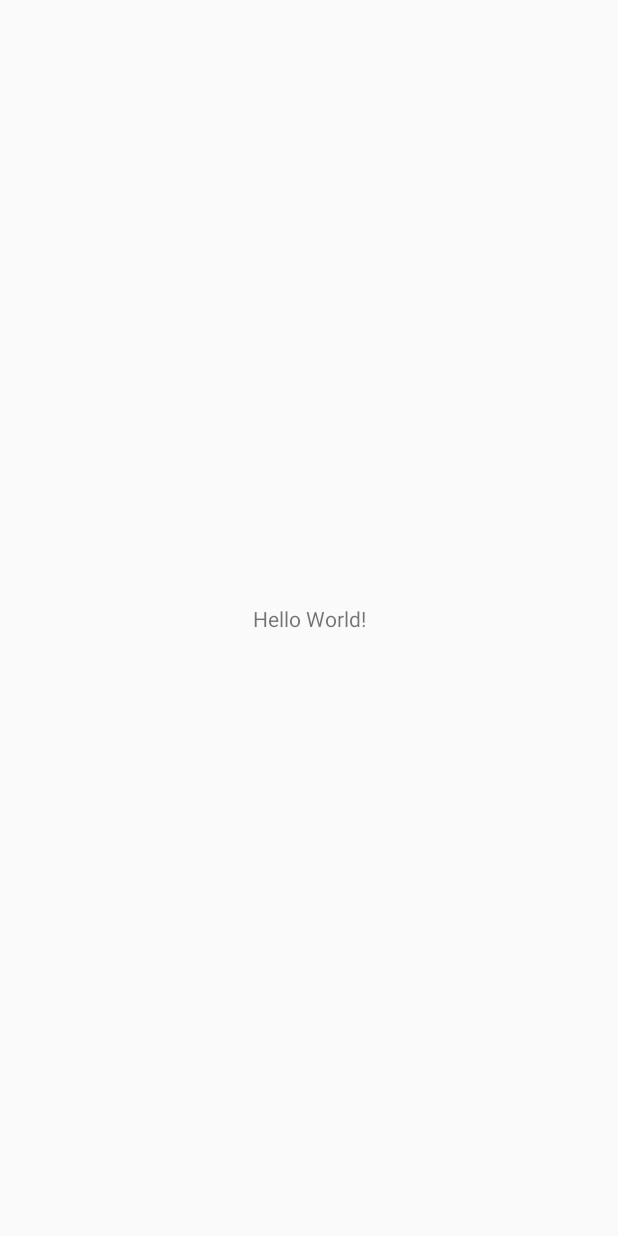
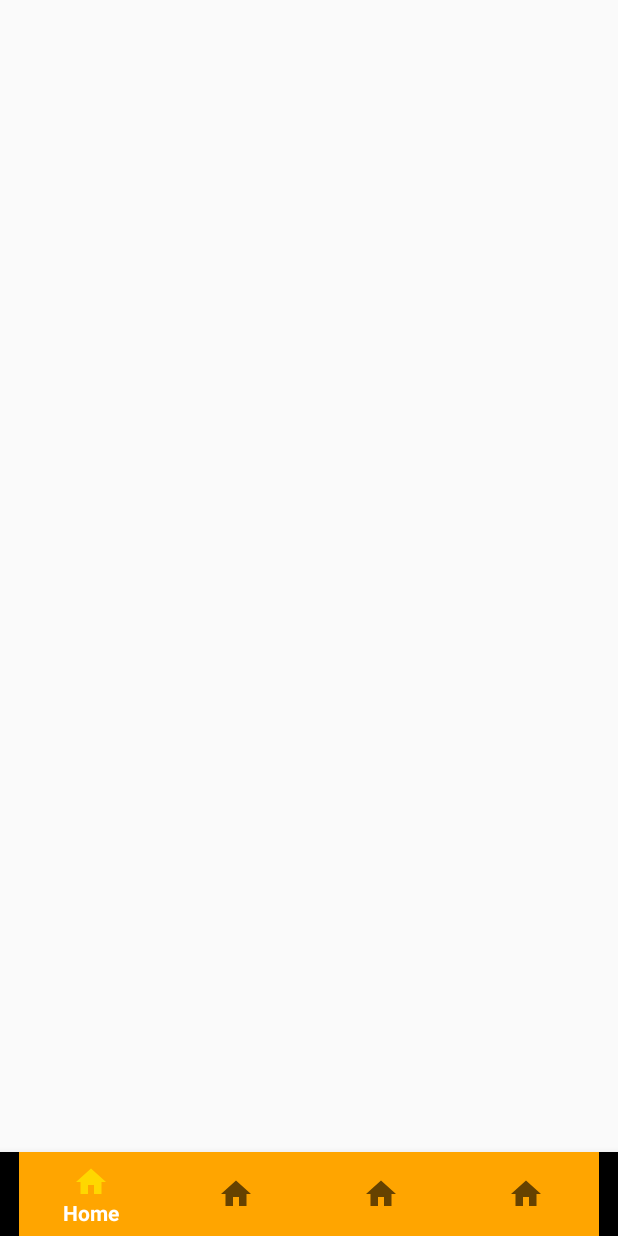
Before and after one commit to firaskordoghli/PetCare, an Android app: the MainActivity screen opened directly, with no data from a screen before it, on a phone screen of 412 x 824 dp. Before the commit the screen is almost empty. Run offline under Robolectric (Android 15) with nearby library versions, the phone set to English and light mode, and no system bars.

Commit message:
buttom navigation

```diff
--- a/app/build.gradle
+++ b/app/build.gradle
@@ -27,6 +27,9 @@ dependencies {
     androidTestImplementation 'androidx.test.ext:junit:1.1.0'
     androidTestImplementation 'androidx.test.espresso:espresso-core:3.2.0'
 
+    //noinspection GradleCompatible
+    implementation 'com.android.support:design:28.0.0'
+
     implementation 'com.google.code.gson:gson:2.8.5'
     implementation 'com.squareup.retrofit2:retrofit:2.5.0'
     implementation 'com.squareup.retrofit2:converter-gson:2.5.0'
--- a/app/src/main/AndroidManifest.xml
+++ b/app/src/main/AndroidManifest.xml
@@ -21,6 +21,7 @@
             </intent-filter>
         </activity>
         <activity android:name=".MainActivity">
+
         </activity>
     </application>
 
--- a/app/src/main/java/kordoghli/firas/petcare/LoginActivity.java
+++ b/app/src/main/java/kordoghli/firas/petcare/LoginActivity.java
@@ -57,7 +57,9 @@ public class LoginActivity extends AppCompatActivity {
         ApiUtil.getServiceClass().login(object).enqueue(new Callback<JsonObject>() {
             @Override
             public void onResponse(Call<JsonObject> call, Response<JsonObject> response) {
-                Toast.makeText(LoginActivity.this, response.body().get("status").toString(), Toast.LENGTH_SHORT).show();
+                Toast.makeText(LoginActivity.this, "logged in", Toast.LENGTH_SHORT).show();
+                Intent intent = new Intent(getApplicationContext(), MainActivity.class);
+                startActivity(intent);
             }
             @Override
             public void onFailure(Call<JsonObject> call, Throwable t) {
--- a/app/src/main/java/kordoghli/firas/petcare/SignupActivity.java
+++ b/app/src/main/java/kordoghli/firas/petcare/SignupActivity.java
@@ -1,5 +1,6 @@
 package kordoghli.firas.petcare;
 
+import android.content.Intent;
 import android.os.Bundle;
 import android.view.View;
 import android.widget.Button;
@@ -48,7 +49,9 @@ public class SignupActivity extends AppCompatActivity {
         ApiUtil.getServiceClass().signUp(object).enqueue(new Callback<JsonObject>() {
             @Override
             public void onResponse(Call<JsonObject> call, Response<JsonObject> response) {
-                Toast.makeText(SignupActivity.this, response.body().get("status").toString(), Toast.LENGTH_SHORT).show();
+                Toast.makeText(SignupActivity.this, "account created", Toast.LENGTH_SHORT).show();
+                Intent intent = new Intent(getApplicationContext(), MainActivity.class);
+                startActivity(intent);
             }
             @Override
             public void onFailure(Call<JsonObject> call, Throwable t) {
--- /dev/null
+++ b/app/src/main/res/drawable/ic_home_black_24dp.xml
@@ -0,0 +1,9 @@
+<vector xmlns:android="http://schemas.android.com/apk/res/android"
+        android:width="24dp"
+        android:height="24dp"
+        android:viewportWidth="24.0"
+        android:viewportHeight="24.0">
+    <path
+        android:fillColor="#FF000000"
+        android:pathData="M10,20v-6h4v6h5v-8h3L12,3 2,12h3v8z"/>
+</vector>
--- a/app/src/main/res/layout/activity_main.xml
+++ b/app/src/main/res/layout/activity_main.xml
@@ -6,13 +6,16 @@
     android:layout_height="match_parent"
     tools:context=".MainActivity">
 
-    <TextView
-        android:layout_width="wrap_content"
+    <com.google.android.material.bottomnavigation.BottomNavigationView
+        android:id="@+id/bottom_navigation"
+        android:layout_width="0dp"
         android:layout_height="wrap_content"
-        android:text="Hello World!"
+        android:layout_alignParentBottom="true"
+        app:itemBackground="@color/colorPrimaryDark"
+        app:itemTextColor="@android:color/white"
         app:layout_constraintBottom_toBottomOf="parent"
-        app:layout_constraintLeft_toLeftOf="parent"
-        app:layout_constraintRight_toRightOf="parent"
-        app:layout_constraintTop_toTopOf="parent" />
+        app:layout_constraintEnd_toEndOf="parent"
+        app:layout_constraintStart_toStartOf="parent"
+        app:menu="@menu/bottom_nav_menu" />
 
 </androidx.constraintlayout.widget.ConstraintLayout>
--- /dev/null
+++ b/app/src/main/res/menu/bottom_nav_menu.xml
@@ -0,0 +1,22 @@
+<?xml version="1.0" encoding="utf-8"?>
+<menu xmlns:android="http://schemas.android.com/apk/res/android">
+    <item
+        android:id="@+id/home"
+        android:icon="@drawable/ic_home_black_24dp"
+        android:title="Home"/>
+
+    <item
+        android:id="@+id/events"
+        android:icon="@drawable/ic_home_black_24dp"
+        android:title="Events"/>
+
+    <item
+        android:id="@+id/explore"
+        android:icon="@drawable/ic_home_black_24dp"
+        android:title="Notification"/>
+
+    <item
+        android:id="@+id/profile"
+        android:icon="@drawable/ic_home_black_24dp"
+        android:title="Profile"/>
+</menu>
```
Also changed, not shown: app/src/main/java/kordoghli/firas/petcare/MainActivity.java (+24 -0 lines).
